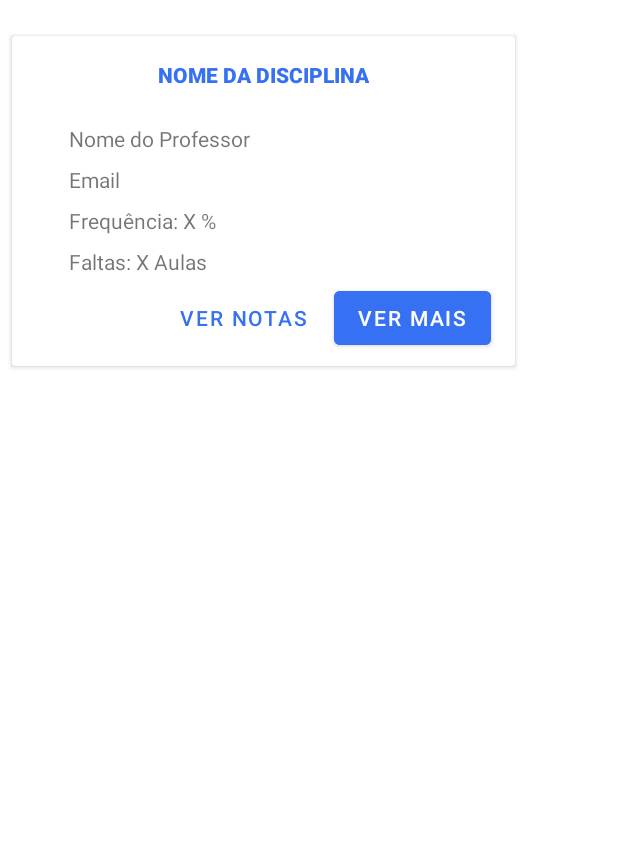
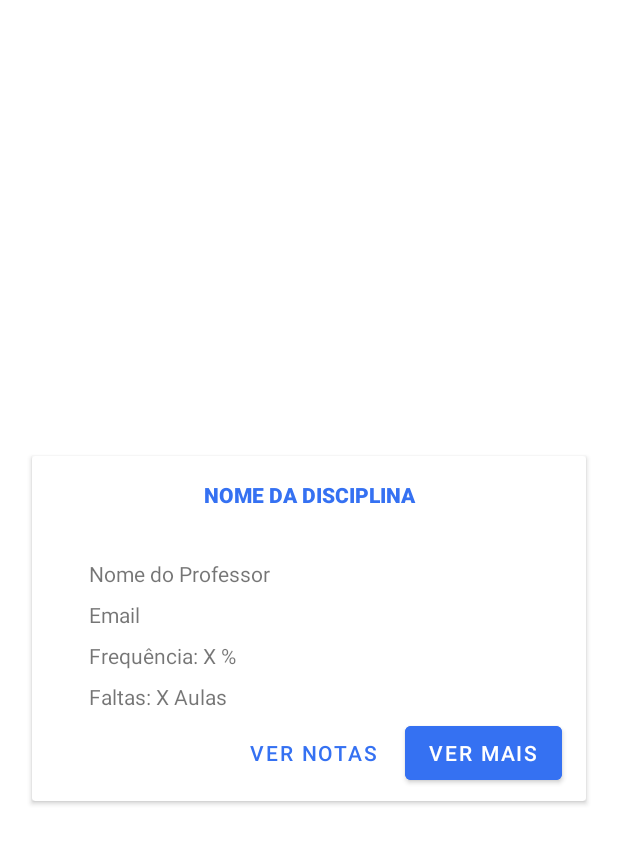
Before and after one commit to rodrigmatrix/sippa_android, an Android app: the layout disciplina_row.xml on its own in the app's theme, with its tools: preview values and no code run, on a phone screen of 412 x 824 dp. Shown: the top 844 px of the screen. Run offline under Robolectric (Android 15) with nearby library versions, the phone set to English and light mode, and no system bars.

Commit message:
Correção interface disciplinas

```diff
--- a/app/build.gradle
+++ b/app/build.gradle
@@ -12,7 +12,7 @@ android {
         applicationId "com.rodrigmatrix.sippa"
         minSdkVersion 22
         targetSdkVersion 28
-        versionCode 1
+        versionCode 2
         versionName "1.0"
         testInstrumentationRunner "androidx.test.runner.AndroidJUnitRunner"
     }
--- a/app/src/main/AndroidManifest.xml
+++ b/app/src/main/AndroidManifest.xml
@@ -19,7 +19,7 @@
                 android:theme="@style/Theme.MyApp">
         </activity>
         <activity
-                android:name=".Home"
+                android:name=".HomeActivity"
                 android:label="@string/title_activity_home"
                 android:theme="@style/Theme.MyApp.NoActionBar">
         </activity>
--- a/app/src/main/java/com/rodrigmatrix/sippa/MainActivity.kt
+++ b/app/src/main/java/com/rodrigmatrix/sippa/MainActivity.kt
@@ -10,7 +10,6 @@ import androidx.core.view.isVisible
 import androidx.room.Room
 import com.github.kittinunf.fuel.Fuel
 import com.google.android.material.snackbar.Snackbar
-import com.rodrigmatrix.sippa.Serializer.Serializer
 import com.rodrigmatrix.sippa.persistance.Student
 import com.rodrigmatrix.sippa.persistance.StudentsDatabase
 import okhttp3.*
@@ -145,7 +144,7 @@ class MainActivity : AppCompatActivity() {
                             captcha_input.text.clear()
                             loginbtn.isEnabled = true
                         }
-                        val intent = Intent(this, Home::class.java)
+                        val intent = Intent(this, HomeActivity::class.java)
                         this.startActivity(intent)
                         println("login com sucesso")
                     }
@@ -194,7 +193,6 @@ class MainActivity : AppCompatActivity() {
                         }
                     }
                 }
-                //println(response.toString())
             }
     }
 }
--- a/app/src/main/res/layout/disciplina_row.xml
+++ b/app/src/main/res/layout/disciplina_row.xml
@@ -1,16 +1,18 @@
 <?xml version="1.0" encoding="utf-8"?>
 <LinearLayout xmlns:android="http://schemas.android.com/apk/res/android"
               xmlns:app="http://schemas.android.com/apk/res-auto"
-              xmlns:tools="http://schemas.android.com/tools"
-              android:layout_width="360dp"
-              android:layout_height="258dp"
-              android:paddingLeft="0dp"
+              android:layout_width="match_parent"
+              android:layout_height="264dp"
+              android:paddingLeft="13dp"
+              android:paddingRight="13dp"
+              android:layout_gravity="center"
               android:id="@+id/disciplina_row">
 
     <androidx.cardview.widget.CardView
-            android:layout_width="335dp"
-            android:layout_height="220dp"
+            android:layout_width="match_parent"
+            android:layout_height="230dp"
             android:elevation="8dp"
+
             android:clickable="true"
             app:layout_constraintEnd_toEndOf="parent" android:layout_marginEnd="8dp"
             app:layout_constraintStart_toStartOf="parent" android:layout_marginStart="8dp"
```
Also changed, not shown: app/src/main/java/com/rodrigmatrix/sippa/HomeActivity.kt (renamed from app/src/main/java/com/rodrigmatrix/sippa/Home.kt, +29 -15 lines), app/src/main/res/layout/content_home.xml (+8 -8 lines).
